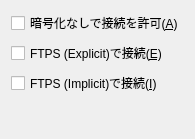
First picture: the form in ffftpgui/ui/hostsettingencryptionform.ui, repository hatomania/ffftp, before the edit.
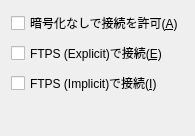
Second picture: the form after the edit.

Patch:
```diff
--- a/ffftpgui/ui/hostsettingencryptionform.ui
+++ b/ffftpgui/ui/hostsettingencryptionform.ui
@@ -7,7 +7,7 @@
     <x>0</x>
     <y>0</y>
     <width>181</width>
-    <height>139</height>
+    <height>136</height>
    </rect>
   </property>
   <property name="layoutDirection">
```
Left out of the diff: 6 changed lines with no effect on the pictures.
